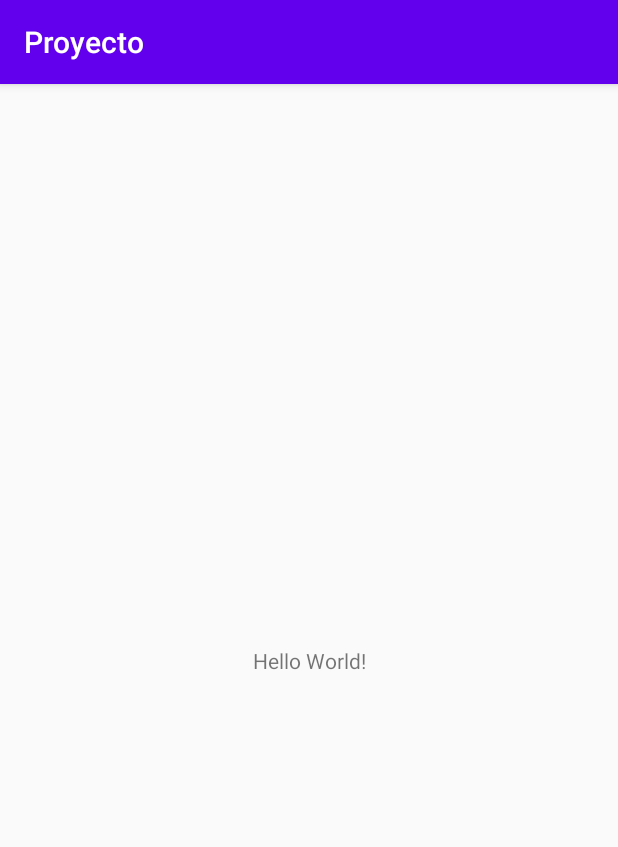
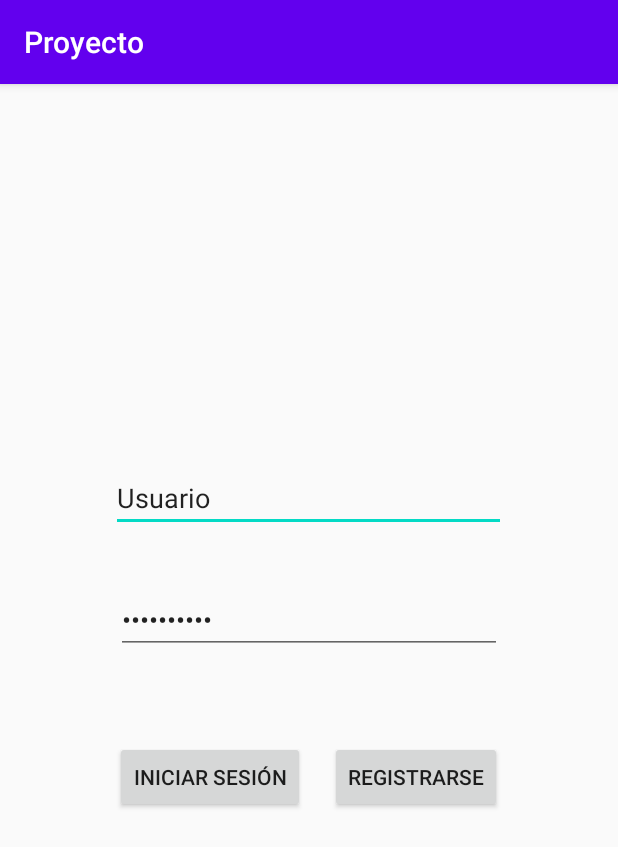
Before and after one commit to albertoghi14/Proyecto, an Android app: the screen it shows after launch (MainActivity), on a phone screen of 412 x 824 dp. Shown: the top 847 px of the screen. Run offline under Robolectric (Android 15) with nearby library versions, the phone set to English and light mode, and no system bars.

Commit message:
Integración de los primeros componentes
*Se han añadido los primeros componentes en uno de los Activity*

```diff
--- a/app/src/main/res/layout/activity_dos.xml
+++ b/app/src/main/res/layout/activity_dos.xml
@@ -6,4 +6,17 @@
     android:layout_height="match_parent"
     tools:context=".ActivityDos">
 
+    <ScrollView
+        android:layout_width="409dp"
+        android:layout_height="729dp"
+        app:layout_constraintBottom_toBottomOf="parent"
+        app:layout_constraintEnd_toEndOf="parent"
+        app:layout_constraintStart_toStartOf="parent"
+        app:layout_constraintTop_toTopOf="parent">
+
+        <LinearLayout
+            android:layout_width="match_parent"
+            android:layout_height="wrap_content"
+            android:orientation="vertical" />
+    </ScrollView>
 </androidx.constraintlayout.widget.ConstraintLayout>
--- a/app/src/main/res/layout/activity_main.xml
+++ b/app/src/main/res/layout/activity_main.xml
@@ -6,13 +6,54 @@
     android:layout_height="match_parent"
     tools:context=".MainActivity">
 
-    <TextView
+    <EditText
+        android:id="@+id/editText_usuario_inicio_sesion"
+        android:layout_width="263dp"
+        android:layout_height="40dp"
+        android:ems="10"
+        android:inputType="textEmailAddress"
+        android:text="@string/editText_usuario_iniciar_sesion"
+        app:layout_constraintBottom_toBottomOf="parent"
+        app:layout_constraintEnd_toEndOf="parent"
+        app:layout_constraintHorizontal_bias="0.497"
+        app:layout_constraintStart_toStartOf="parent"
+        app:layout_constraintTop_toTopOf="parent"
+        app:layout_constraintVertical_bias="0.355" />
+
+    <EditText
+        android:id="@+id/editText_password_inicio_sesion"
+        android:layout_width="257dp"
+        android:layout_height="38dp"
+        android:ems="10"
+        android:inputType="textPassword"
+        android:text="@string/editText_password_iniciar_sesion"
+        app:layout_constraintBottom_toBottomOf="parent"
+        app:layout_constraintEnd_toEndOf="parent"
+        app:layout_constraintStart_toStartOf="parent"
+        app:layout_constraintTop_toBottomOf="@+id/editText_usuario_inicio_sesion"
+        app:layout_constraintVertical_bias="0.1" />
+
+    <Button
+        android:id="@+id/button_iniciar_sesion"
         android:layout_width="wrap_content"
         android:layout_height="wrap_content"
-        android:text="Hello World!"
+        android:text="@string/button_iniciar_sesion"
         app:layout_constraintBottom_toBottomOf="parent"
-        app:layout_constraintLeft_toLeftOf="parent"
-        app:layout_constraintRight_toRightOf="parent"
-        app:layout_constraintTop_toTopOf="parent" />
+        app:layout_constraintEnd_toEndOf="parent"
+        app:layout_constraintHorizontal_bias="0.268"
+        app:layout_constraintStart_toStartOf="parent"
+        app:layout_constraintTop_toBottomOf="@+id/editText_password_inicio_sesion"
+        app:layout_constraintVertical_bias="0.171" />
 
+    <Button
+        android:id="@+id/button_registrarse"
+        android:layout_width="wrap_content"
+        android:layout_height="wrap_content"
+        android:text="@string/button_registrarse"
+        app:layout_constraintBottom_toBottomOf="parent"
+        app:layout_constraintEnd_toEndOf="parent"
+        app:layout_constraintHorizontal_bias="0.18"
+        app:layout_constraintStart_toEndOf="@+id/button_iniciar_sesion"
+        app:layout_constraintTop_toBottomOf="@+id/editText_password_inicio_sesion"
+        app:layout_constraintVertical_bias="0.171" />
 </androidx.constraintlayout.widget.ConstraintLayout>
--- a/app/src/main/res/values/strings.xml
+++ b/app/src/main/res/values/strings.xml
@@ -1,3 +1,8 @@
 <resources>
     <string name="app_name">Proyecto</string>
+
+    <string name="editText_usuario_iniciar_sesion">Usuario</string>
+    <string name="editText_password_iniciar_sesion">Contraseña</string>
+    <string name="button_iniciar_sesion">Iniciar Sesión</string>
+    <string name="button_registrarse">Registrarse</string>
 </resources>
```
